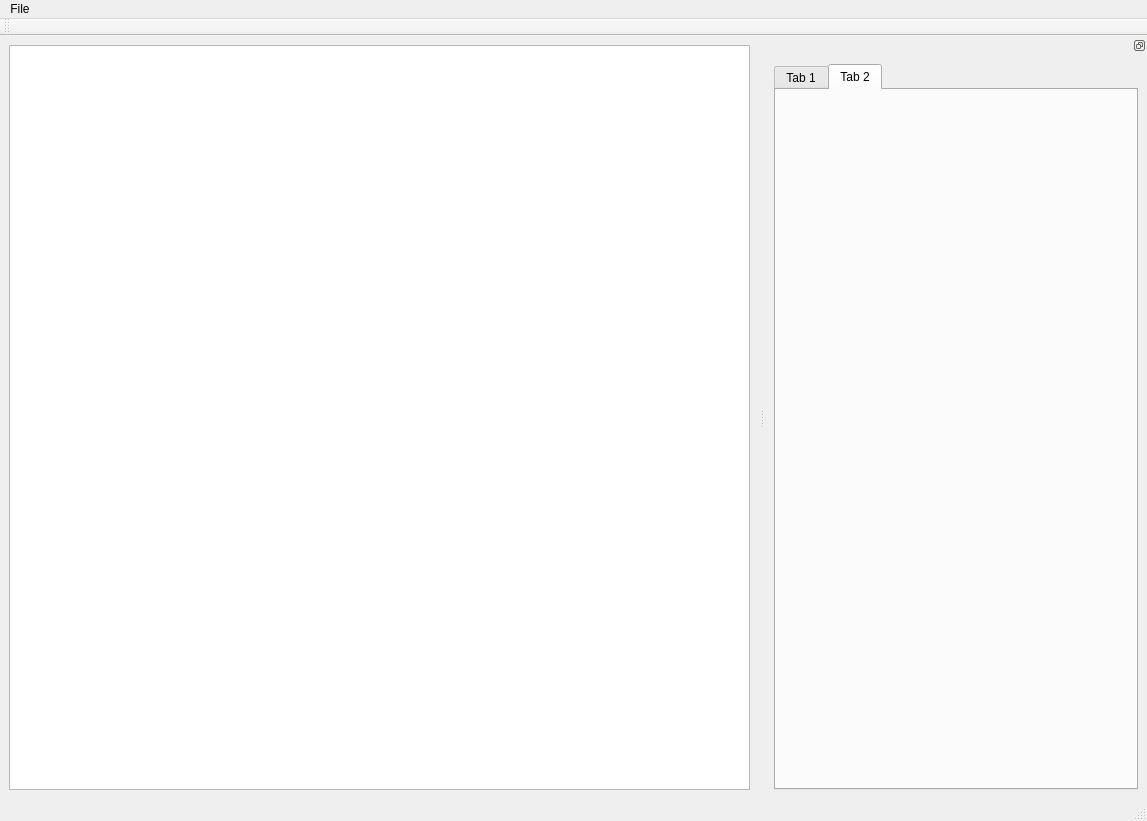
Before: the Qt Designer form src/example.ui in leducp/Piper, drawn with Qt 5.
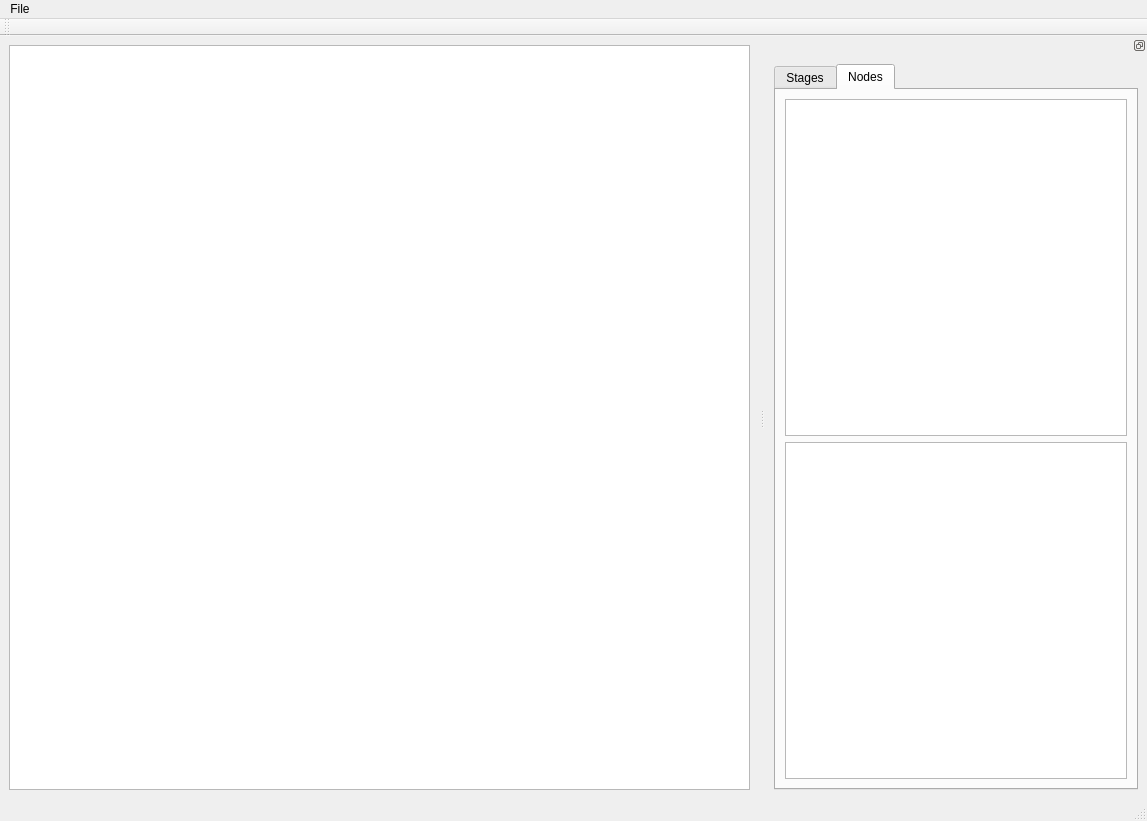
After: the same form once the commit is applied. The open tabs and pages were chosen to show the change. Custom widgets are drawn as their Qt base class.

Commit message: Interface: save/load + node property

```diff
--- a/src/example.ui
+++ b/src/example.ui
@@ -68,7 +68,7 @@
         <widget class="QTabWidget" name="tabWidget">
          <widget class="QWidget" name="tab">
           <attribute name="title">
-           <string>Tab 1</string>
+           <string>Stages</string>
           </attribute>
           <layout class="QGridLayout" name="gridLayout_6">
            <item row="0" column="0">
@@ -123,8 +123,20 @@
          </widget>
          <widget class="QWidget" name="tab_2">
           <attribute name="title">
-           <string>Tab 2</string>
+           <string>Nodes</string>
           </attribute>
+          <layout class="QGridLayout" name="gridLayout_7">
+           <item row="0" column="0">
+            <layout class="QGridLayout" name="gridLayout_5">
+             <item row="1" column="1">
+              <widget class="QTreeView" name="nodeProperty"/>
+             </item>
+             <item row="0" column="1">
+              <widget class="QListView" name="nodes"/>
+             </item>
+            </layout>
+           </item>
+          </layout>
          </widget>
         </widget>
        </item>
```
Left out of the diff: 21 changed lines with no effect on the pictures. The commit also changes 6 other files.
